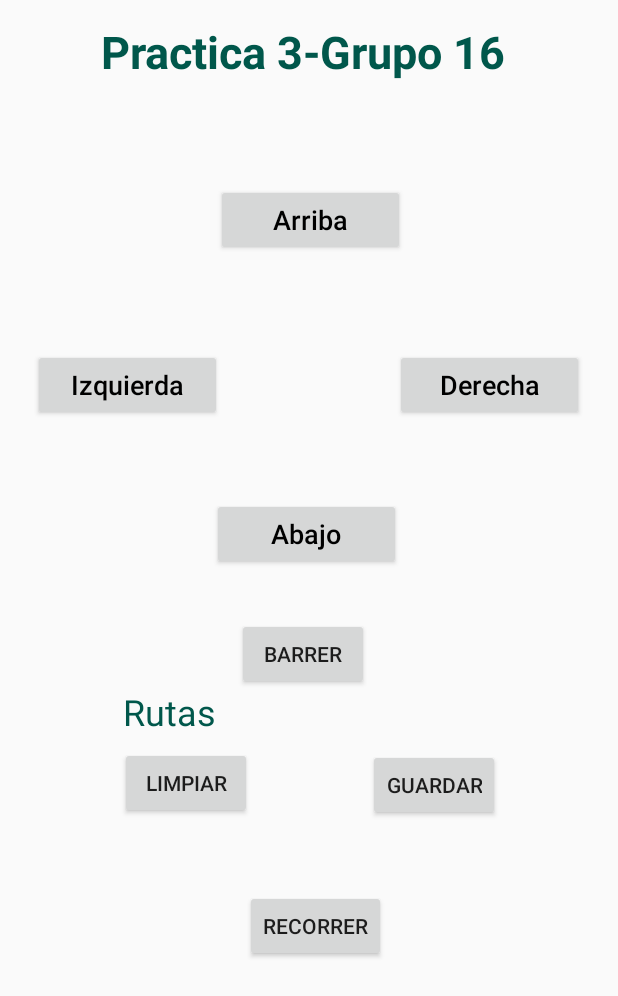
After one commit to esnorki2008/Arqui, an Android app: the layout activity_control_de_carro.xml on its own in the app's theme, with its tools: preview values and no code run, on a phone screen of 412 x 824 dp. The commit adds this screen. Shown: the top 996 px of the screen. Run offline under Robolectric (Android 15) with nearby library versions, the light colour scheme and no system bars; network calls fail.

Commit message:
Control De Movimiento

```diff
--- a/Practica3/CONTROL/CONTROL/app/src/main/AndroidManifest.xml
+++ b/Practica3/CONTROL/CONTROL/app/src/main/AndroidManifest.xml
@@ -11,7 +11,7 @@
         android:roundIcon="@mipmap/ic_launcher_round"
         android:supportsRtl="true"
         android:theme="@style/AppTheme">
-
+        <activity android:name=".ControlDeCarro"></activity>
         <activity android:name=".DispositivosBT">
             <intent-filter>
                 <action android:name="android.intent.action.MAIN" />
@@ -19,9 +19,7 @@
                 <category android:name="android.intent.category.LAUNCHER" />
             </intent-filter>
         </activity>
-
-        <activity android:name=".MainActivity"></activity>
-
+        <activity android:name=".MainActivity" />
     </application>
 
 </manifest>
--- a/Practica3/CONTROL/CONTROL/app/src/main/java/com/example/control/DispositivosBT.java
+++ b/Practica3/CONTROL/CONTROL/app/src/main/java/com/example/control/DispositivosBT.java
@@ -71,7 +71,8 @@ public class DispositivosBT extends AppCompatActivity {
 
             // Realiza un intent para iniciar la siguiente actividad
             // mientras toma un EXTRA_DEVICE_ADDRESS que es la dirección MAC.
-            Intent i = new Intent(DispositivosBT.this, MainActivity.class);//<-<- PARTE A MODIFICAR >->->
+            //Intent i = new Intent(DispositivosBT.this, MainActivity.class);//<-<- PARTE A MODIFICAR >->->
+            Intent i = new Intent(DispositivosBT.this, ControlDeCarro.class);
             i.putExtra(EXTRA_DEVICE_ADDRESS, address);
             startActivity(i);
         }
--- a/Practica3/CONTROL/CONTROL/app/src/main/java/com/example/control/MainActivity.java
+++ b/Practica3/CONTROL/CONTROL/app/src/main/java/com/example/control/MainActivity.java
@@ -19,7 +19,8 @@ import java.io.InputStream;
 import java.io.OutputStream;
 import java.util.UUID;
 
-public class MainActivity extends AppCompatActivity {
+public class MainActivity extends AppCompatActivity
+{
 
         //1)
         Button IdEncender, IdApagar,IdDesconectar;
--- /dev/null
+++ b/Practica3/CONTROL/CONTROL/app/src/main/res/layout/activity_control_de_carro.xml
@@ -0,0 +1,128 @@
+<?xml version="1.0" encoding="utf-8"?>
+<RelativeLayout xmlns:android="http://schemas.android.com/apk/res/android"
+    xmlns:app="http://schemas.android.com/apk/res-auto"
+    xmlns:tools="http://schemas.android.com/tools"
+    android:layout_width="match_parent"
+    android:layout_height="match_parent"
+
+    >
+
+    <TextView
+        android:id="@+id/LblTituloControl"
+        android:layout_width="308dp"
+        android:layout_height="39dp"
+        android:layout_alignParentTop="true"
+        android:layout_alignParentEnd="true"
+        android:layout_marginTop="14dp"
+        android:layout_marginEnd="56dp"
+        android:text="Practica 3-Grupo 16"
+        android:textAlignment="center"
+        android:textColor="@color/colorPrimaryDark"
+        android:textSize="30sp"
+        android:textStyle="bold" />
+
+    <Button
+        android:id="@+id/BtnArriba"
+        android:layout_width="126dp"
+        android:layout_height="wrap_content"
+        android:layout_below="@id/LblTituloControl"
+        android:layout_alignParentStart="true"
+        android:layout_marginStart="144dp"
+        android:layout_marginTop="69dp"
+        android:text="Arriba"
+        android:textAllCaps="false"
+        android:textColor="#000000"
+        android:textSize="18sp" />
+
+    <Button
+        android:id="@+id/BtnAbajo"
+        android:layout_width="126dp"
+        android:layout_height="wrap_content"
+        android:layout_below="@id/BtnIzquierda"
+        android:layout_alignParentStart="true"
+        android:layout_marginStart="141dp"
+        android:layout_marginTop="51dp"
+        android:text="Abajo"
+        android:textAllCaps="false"
+        android:textColor="#000000"
+        android:textSize="18sp" />
+
+    <Button
+        android:id="@+id/BtnIzquierda"
+        android:layout_width="126dp"
+        android:layout_height="wrap_content"
+        android:layout_below="@id/BtnArriba"
+        android:layout_alignParentStart="true"
+        android:layout_marginStart="22dp"
+        android:layout_marginTop="62dp"
+        android:text="Izquierda"
+        android:textAllCaps="false"
+        android:textColor="#000000"
+        android:textSize="18sp" />
+
+    <Button
+        android:id="@+id/BtnDerecha"
+        android:layout_width="126dp"
+        android:layout_height="wrap_content"
+        android:layout_below="@id/BtnArriba"
+        android:layout_alignParentStart="true"
+        android:layout_marginStart="263dp"
+        android:layout_marginTop="62dp"
+        android:text="Derecha"
+        android:textAllCaps="false"
+        android:textColor="#000000"
+        android:textSize="18sp" />
+
+    <Button
+        android:id="@+id/BtnLimpiar"
+        android:layout_width="wrap_content"
+        android:layout_height="wrap_content"
+        android:layout_below="@id/BtnBarrer"
+        android:layout_alignParentStart="true"
+        android:layout_marginStart="80dp"
+        android:layout_marginTop="38dp"
+        android:text="Limpiar" />
+
+    <TextView
+        android:id="@+id/LblRutas"
+        android:layout_width="wrap_content"
+        android:layout_height="wrap_content"
+        android:layout_below="@id/BtnBarrer"
+        android:layout_alignParentStart="true"
+        android:layout_marginStart="82dp"
+        android:layout_marginTop="-2dp"
+        android:text="Rutas"
+        android:textColor="@color/colorPrimaryDark"
+        android:textSize="24sp" />
+
+    <Button
+        android:id="@+id/BtnRecorrer"
+        android:layout_width="wrap_content"
+        android:layout_height="wrap_content"
+        android:layout_below="@id/BtnLimpiar"
+        android:layout_alignParentStart="true"
+        android:layout_marginStart="163dp"
+        android:layout_marginTop="47dp"
+        android:text="Recorrer" />
+
+    <Button
+        android:id="@+id/BtnBarrer"
+        android:layout_width="wrap_content"
+        android:layout_height="wrap_content"
+        android:layout_below="@id/BtnAbajo"
+        android:layout_alignParentStart="true"
+        android:layout_marginStart="158dp"
+        android:layout_marginTop="32dp"
+        android:text="Barrer" />
+
+    <Button
+        android:id="@+id/BtnGuardar"
+        android:layout_width="wrap_content"
+        android:layout_height="wrap_content"
+        android:layout_below="@id/BtnBarrer"
+        android:layout_alignParentStart="true"
+        android:layout_marginStart="245dp"
+        android:layout_marginTop="39dp"
+        android:text="Guardar" />
+
+</RelativeLayout>
--- a/Practica3/CONTROL/CONTROL/app/src/main/res/layout/activity_main.xml
+++ b/Practica3/CONTROL/CONTROL/app/src/main/res/layout/activity_main.xml
@@ -24,8 +24,8 @@
         android:layout_height="37dp"
         android:layout_below="@+id/idcontrol"
         android:layout_alignParentStart="true"
-        android:layout_marginStart="58dp"
-        android:layout_marginTop="70dp"
+        android:layout_marginStart="43dp"
+        android:layout_marginTop="55dp"
         android:text="@string/encender" />
 
     <Button
```
Also changed, not shown: Practica3/CONTROL/CONTROL/app/src/main/java/com/example/control/ControlDeCarro.java (added, +256 -0 lines), 1 other file. Lines whose indentation alone changed are shown as unchanged.
